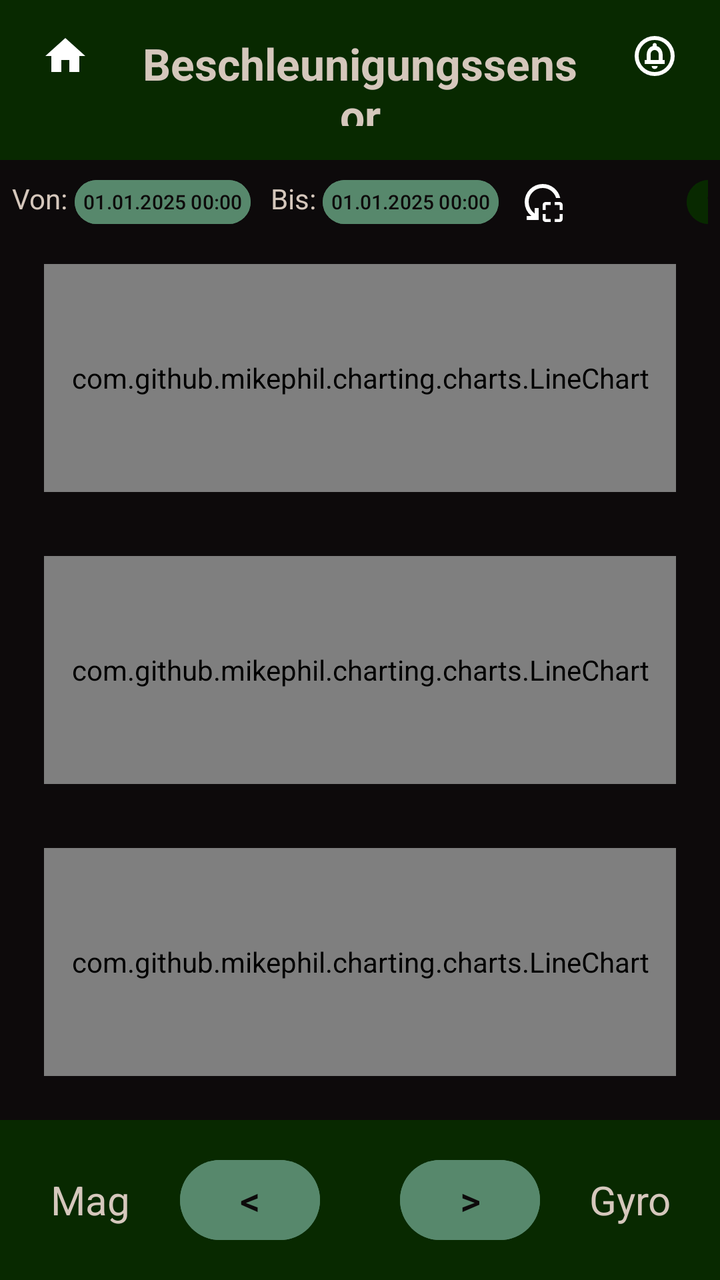
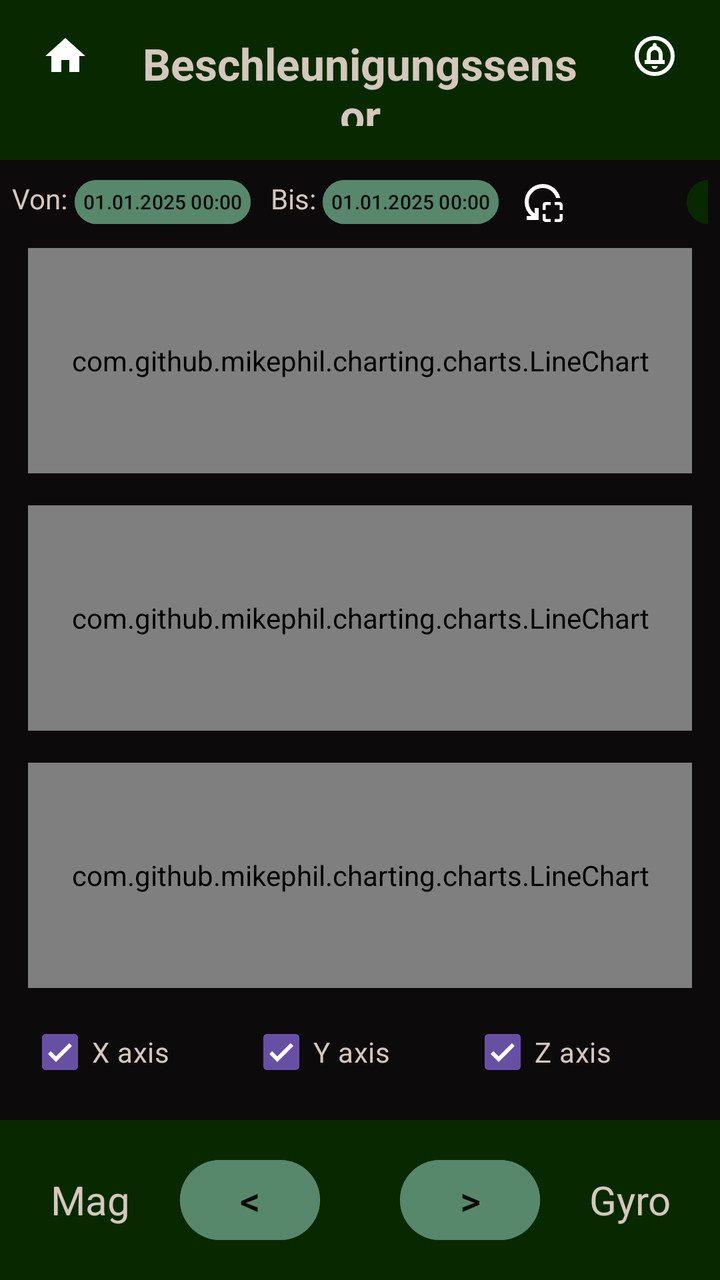

Before-and-after screenshots of an Android layout around one commit, followed by the original layout XML and the change that was made.
<!-- AndroidManifest.xml: application theme Theme.BiotSpeechIoT -->
<!-- res/layout/activity_beschleunigung.xml -->
<?xml version="1.0" encoding="utf-8"?>
<LinearLayout xmlns:android="http://schemas.android.com/apk/res/android"
    xmlns:tools="http://schemas.android.com/tools"
    android:layout_width="match_parent"
    android:id="@+id/accel"
    android:layout_height="match_parent"
    android:orientation="vertical"
    android:background="@color/background"
    tools:context=".main.MainActivity">

    <LinearLayout
        android:layout_width="match_parent"
        android:layout_height="wrap_content"
        android:background="@color/header">

        <ImageButton
            android:id="@+id/home_button"
            android:layout_width="wrap_content"
            android:layout_height="wrap_content"
            android:src="@drawable/baseline_home_24"
            android:contentDescription="Zur Startseite"
            android:background="@color/header"
            android:layout_marginTop="16dp"
            android:layout_marginStart="16dp"
            android:paddingBottom="15dp"
            android:layout_weight="1"
            android:color="@color/text"/>

        <TextView
            android:id="@+id/headerText"
            android:layout_width="0dp"
            android:layout_height="80dp"
            android:background="@color/header"
            android:gravity="center_vertical|center_horizontal"
            android:layout_weight="28"
            android:padding="17dp"
            android:text="Beschleunigungssensor"
            android:textColor="@color/text"
            android:textSize="22sp"
            android:textStyle="bold" />

        <ImageButton
            android:id="@+id/notification_button"
            android:layout_width="wrap_content"
            android:layout_height="wrap_content"
            android:src="@drawable/outline_circle_notifications_24"
            android:background="@color/header"
            android:layout_marginTop="16dp"
            android:layout_marginEnd="16dp"
            android:paddingBottom="15dp"
            android:layout_weight="1"
            android:color="@color/text"/>

    </LinearLayout>


    <LinearLayout
        android:layout_width="match_parent"
        android:layout_height="0dp"
        android:orientation="vertical"
        android:layout_weight="1"
        android:layout_margin="6dp">

        <LinearLayout
            android:layout_width="wrap_content"
            android:layout_height="wrap_content"
            android:orientation="horizontal">

            <TextView
                android:layout_width="wrap_content"
                android:layout_height="wrap_content"
                android:text="Von: "
                android:textColor="@color/text"/>

            <Button
                android:layout_width="wrap_content"
                android:layout_height="30dp"
                android:text="01.01.2025 00:00"
                android:textSize="10dp"
                android:textColor="@color/background"
                android:backgroundTint="@color/button"
                android:id="@+id/button_x_von"
                android:paddingStart="0dp"
                android:paddingEnd="0dp"
                android:paddingBottom="0dp"
                android:paddingTop="0dp"/>

            <TextView
                android:layout_width="wrap_content"
                android:layout_height="wrap_content"
                android:text="Bis: "
                android:textColor="@color/text"
                android:layout_marginStart="10dp"/>

            <Button
                android:layout_width="wrap_content"
                android:layout_height="30dp"
                android:text="01.01.2025 00:00"
                android:textSize="10sp"
                android:textColor="@color/background"
                android:backgroundTint="@color/button"
                android:id="@+id/button_x_bis"
                android:paddingStart="0dp"
                android:paddingEnd="0dp"
                android:paddingBottom="0dp"
                android:paddingTop="0dp"/>

            <ImageButton
                android:layout_width="wrap_content"
                android:layout_height="wrap_content"
                android:src="@drawable/outline_reset_focus_24"
                android:background="@color/background"
                android:layout_marginStart="10dp"
                android:paddingTop="3dp"
                android:id="@+id/resetX"
                />

            <Button
                android:layout_width="50dp"
                android:layout_height="30dp"
                android:text="10 Min"
                android:textSize="10sp"
                android:textColor="@color/background"
                android:backgroundTint="@color/header"
                android:id="@+id/btn_x_10min"
                android:layout_marginStart="60dp"
                android:paddingStart="0dp"
                android:paddingEnd="0dp"
                android:paddingBottom="0dp"
                android:paddingTop="0dp"/>

        </LinearLayout>

        <com.github.mikephil.charting.charts.LineChart
            android:id="@+id/lineChartAccelX"
            android:layout_width="match_parent"
            android:layout_height="0dp"
            android:layout_weight="1"
            android:layout_margin="16dp"/>

        <com.github.mikephil.charting.charts.LineChart
            android:id="@+id/lineChartAccelY"
            android:layout_width="match_parent"
            android:layout_height="0dp"
            android:layout_weight="1"
            android:layout_margin="16dp" />

        <com.github.mikephil.charting.charts.LineChart
            android:id="@+id/lineChartAccelZ"
            android:layout_width="match_parent"
            android:layout_height="0dp"
            android:layout_weight="1"
            android:layout_margin="16dp" />
    </LinearLayout>

    <LinearLayout
        android:id="@+id/footerBar"
        android:layout_width="match_parent"
        android:layout_height="80dp"
        android:orientation="horizontal"
        android:gravity="center"
        android:background="@color/header">

        <TextView
            android:id="@+id/MagnetDescription"
            android:layout_width="0dp"
            android:layout_height="wrap_content"
            android:layout_weight="1"
            android:text="Mag"
            android:textColor="@color/text"
            android:layout_margin="10dp"
            android:gravity="center"
            android:textSize="20sp"/>

        <Button
            android:id="@+id/btnPrevMagnet"
            android:layout_width="0dp"
            android:layout_height="wrap_content"
            android:layout_weight="1"
            android:text="&lt;"
            android:textColor="@color/background"
            android:layout_marginEnd="20dp"
            android:backgroundTint="@color/button"
            android:textSize="20sp" />

        <Button
            android:id="@+id/btnNextGyro"
            android:layout_width="0dp"
            android:layout_height="wrap_content"
            android:layout_weight="1"
            android:text="&gt;"
            android:textColor="@color/background"
            android:layout_marginStart="20dp"
            android:backgroundTint="@color/button"
            android:textSize="20sp"/>

        <TextView
            android:id="@+id/NextGyro"
            android:layout_width="0dp"
            android:layout_height="wrap_content"
            android:layout_weight="1"
            android:text="Gyro"
            android:textColor="@color/text"
            android:layout_margin="10dp"
            android:gravity="center"
            android:textSize="20sp"/>
    </LinearLayout>
</LinearLayout>
<!-- resources referenced by this layout -->
<resources>
  <color name="background">#0D0A0B</color>
  <color name="button">#57886C</color>
  <color name="header">#082900</color>
  <color name="text">#D5C7BC</color>
  <!-- drawable baseline_home_24 (drawable) -->
  <vector xmlns:android="http://schemas.android.com/apk/res/android" android:height="24dp" android:tint="#FFFFFF" android:viewportHeight="24" android:viewportWidth="24" android:width="24dp">
        
      <path android:fillColor="@android:color/white" android:pathData="M10,20v-6h4v6h5v-8h3L12,3 2,12h3v8z"/>
      
  </vector>
  <!-- drawable outline_circle_notifications_24 (drawable) -->
  <vector xmlns:android="http://schemas.android.com/apk/res/android" android:height="24dp" android:tint="#FFFFFF" android:viewportHeight="960" android:viewportWidth="960" android:width="24dp">
        
      <path android:fillColor="@android:color/white" android:pathData="M480,740Q505,740 522.5,722.5Q540,705 540,680L420,680Q420,705 437.5,722.5Q455,740 480,740ZM280,640L680,640L680,560L640,560L640,456Q640,395 608.5,344.5Q577,294 520,280L520,260Q520,243 508.5,231.5Q497,220 480,220Q463,220 451.5,231.5Q440,243 440,260L440,280Q383,294 351.5,344.5Q320,395 320,456L320,560L280,560L280,640ZM400,560L400,440Q400,407 423.5,383.5Q447,360 480,360Q513,360 536.5,383.5Q560,407 560,440L560,560L400,560ZM480,880Q397,880 324,848.5Q251,817 197,763Q143,709 111.5,636Q80,563 80,480Q80,397 111.5,324Q143,251 197,197Q251,143 324,111.5Q397,80 480,80Q563,80 636,111.5Q709,143 763,197Q817,251 848.5,324Q880,397 880,480Q880,563 848.5,636Q817,709 763,763Q709,817 636,848.5Q563,880 480,880ZM480,800Q614,800 707,707Q800,614 800,480Q800,346 707,253Q614,160 480,160Q346,160 253,253Q160,346 160,480Q160,614 253,707Q346,800 480,800ZM480,480Q480,480 480,480Q480,480 480,480Q480,480 480,480Q480,480 480,480Q480,480 480,480Q480,480 480,480Q480,480 480,480Q480,480 480,480Z"/>
      
  </vector>
  <!-- drawable outline_reset_focus_24 (drawable) -->
  <vector xmlns:android="http://schemas.android.com/apk/res/android" android:height="24dp" android:tint="#FFFFFF" android:viewportHeight="960" android:viewportWidth="960" android:width="24dp">
        
      <path android:fillColor="@android:color/white" android:pathData="M480,640L480,540Q480,515 497.5,497.5Q515,480 540,480L640,480L640,540L540,540L540,640L480,640ZM540,880Q515,880 497.5,862.5Q480,845 480,820L480,720L540,720L540,820L640,820L640,880L540,880ZM820,640L820,540L720,540L720,480L820,480Q845,480 862.5,497.5Q880,515 880,540L880,640L820,640ZM720,880L720,820L820,820L820,720L880,720L880,820Q880,845 862.5,862.5Q845,880 820,880L720,880ZM831,400L748,400Q722,312 649,256Q576,200 480,200Q363,200 281.5,281.5Q200,363 200,480Q200,552 232.5,612Q265,672 320,710L320,600L400,600L400,840L160,840L160,760L254,760Q192,710 156,637.5Q120,565 120,480Q120,405 148.5,339.5Q177,274 225.5,225.5Q274,177 339.5,148.5Q405,120 480,120Q609,120 706.5,199.5Q804,279 831,400Z"/>
      
  </vector>
  <style name="Theme.BiotSpeechIoT" parent="Base.Theme.BiotSpeechIoT" />
  <style name="Base.Theme.BiotSpeechIoT" parent="Theme.Material3.DayNight.NoActionBar">
          
          
      </style>
</resources>

<!-- the commit's change to res/layout/activity_beschleunigung.xml (unified diff, before → after) -->
@@ -136,21 +136,58 @@
             android:layout_width="match_parent"
             android:layout_height="0dp"
             android:layout_weight="1"
-            android:layout_margin="16dp"/>
+            android:layout_margin="8dp"/>
 
         <com.github.mikephil.charting.charts.LineChart
             android:id="@+id/lineChartAccelY"
             android:layout_width="match_parent"
             android:layout_height="0dp"
             android:layout_weight="1"
-            android:layout_margin="16dp" />
+            android:layout_margin="8dp" />
 
         <com.github.mikephil.charting.charts.LineChart
             android:id="@+id/lineChartAccelZ"
             android:layout_width="match_parent"
             android:layout_height="0dp"
             android:layout_weight="1"
-            android:layout_margin="16dp" />
+            android:layout_margin="8dp" />
+
+        <LinearLayout
+            android:layout_width="match_parent"
+            android:layout_height="wrap_content"
+            android:orientation="horizontal"
+            android:paddingStart="8dp"
+            android:paddingEnd="8dp"
+            android:paddingBottom="4dp">
+
+            <CheckBox
+                android:id="@+id/cbChartX"
+                android:layout_width="0dp"
+                android:layout_height="wrap_content"
+                android:layout_weight="1"
+                android:text="X axis"
+                android:textColor="@color/text"
+                android:checked="true"/>
+
+            <CheckBox
+                android:id="@+id/cbChartY"
+                android:layout_width="0dp"
+                android:layout_height="wrap_content"
+                android:layout_weight="1"
+                android:text="Y axis"
+                android:textColor="@color/text"
+                android:checked="true"/>
+
+            <CheckBox
+                android:id="@+id/cbChartZ"
+                android:layout_width="0dp"
+                android:layout_height="wrap_content"
+                android:layout_weight="1"
+                android:text="Z axis"
+                android:textColor="@color/text"
+                android:checked="true"/>
+
+        </LinearLayout>
     </LinearLayout>
 
     <LinearLayout
